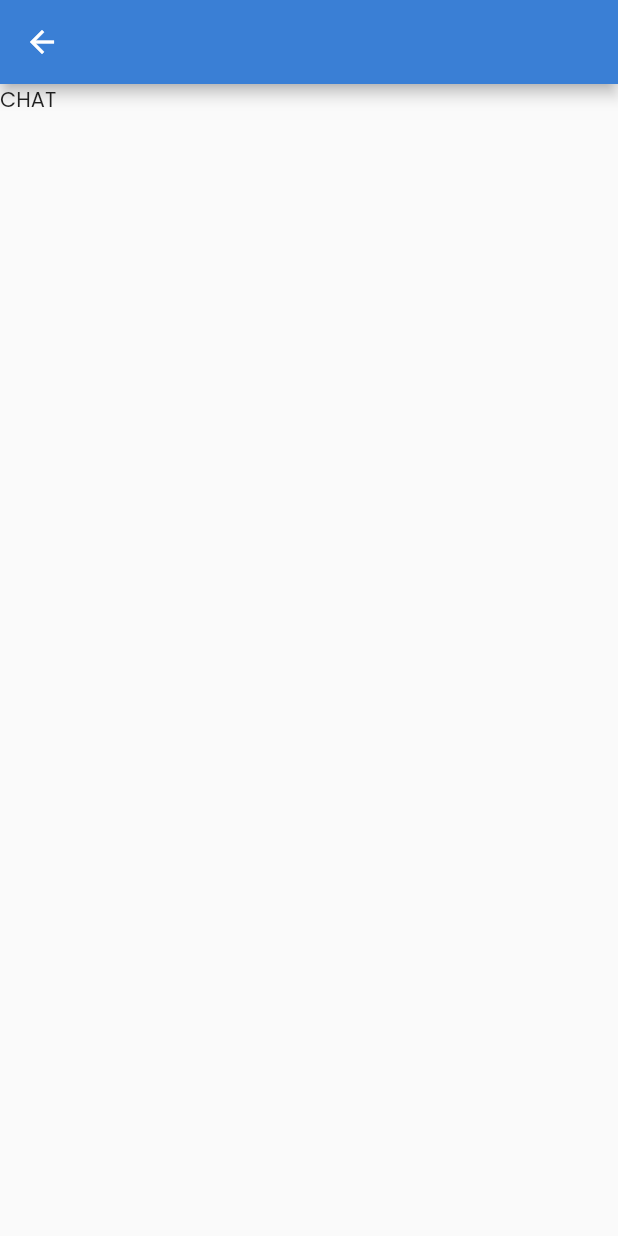
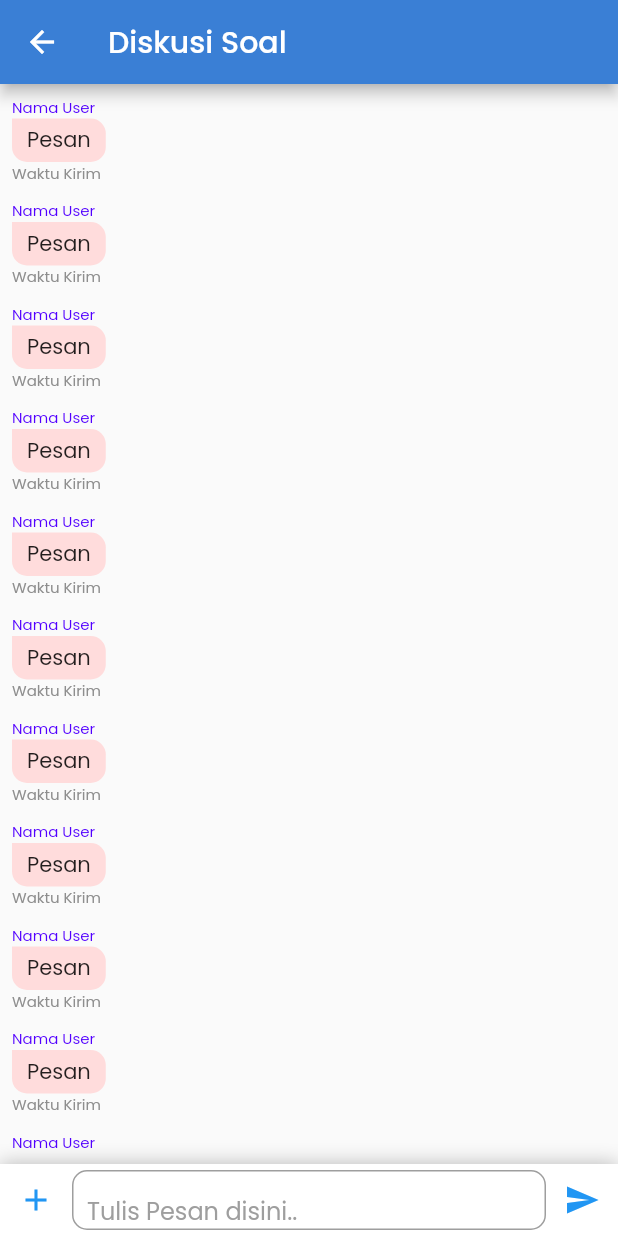
Before and after one commit to kimebmen/latihansoal, a Flutter app: the ChatPage screen opened directly, on a phone screen of 412 x 824 dp. Run offline on Flutter 3.47's test engine with Material 2 defaults, Android fonts, the phone set to English and light mode, and no system bars; our stand-ins replace cloud_firestore, firebase_auth, firebase_core, google_fonts, google_sign_in; accounts and stored records are empty.

Commit message:
sendDataToFirestore

```diff
--- a/lib/view/main/discussion/chat_page.dart
+++ b/lib/view/main/discussion/chat_page.dart
@@ -1,19 +1,149 @@
+import 'package:cloud_firestore/cloud_firestore.dart';
+import 'package:firebase_auth/firebase_auth.dart';
 import 'package:flutter/material.dart';
+import 'package:test1/constant/r.dart';
 
 class ChatPage extends StatefulWidget {
-  const ChatPage({ Key? key }) : super(key: key);
+  const ChatPage({Key? key}) : super(key: key);
 
   @override
   State<ChatPage> createState() => _ChatPageState();
 }
 
 class _ChatPageState extends State<ChatPage> {
+  final textControler = TextEditingController();
   @override
   Widget build(BuildContext context) {
+    CollectionReference chat = FirebaseFirestore.instance.collection("room").doc("kimia").collection("chat");
     return Scaffold(
-      appBar: AppBar(),
+      appBar: AppBar(
+        title: Text("Diskusi Soal"),
+      ),
       body: Column(
-        children: [Text("CHAT")],
+        children: [
+          Expanded(
+            child: Padding(
+              padding: const EdgeInsets.all(8.0),
+              child: ListView.builder(
+                itemBuilder: (BuildContext context, int index) {
+                  return Container(
+                    margin: EdgeInsets.only(bottom: 10),
+                    width: MediaQuery.of(context).size.width * 0.8,
+                    child: Column(
+                      crossAxisAlignment: CrossAxisAlignment.start,
+                      children: [
+                        Text(
+                          "Nama User",
+                          style: TextStyle(
+                            fontSize: 10,
+                            color: Color(0xff5200ff),
+                          ),
+                        ),
+                        Container(
+                          padding:
+                              EdgeInsets.symmetric(horizontal: 10, vertical: 4),
+                          decoration: BoxDecoration(
+                            color: Color(0xffffdcdc),
+                            borderRadius: BorderRadius.only(
+                              bottomLeft: Radius.circular(10),
+                              bottomRight: Radius.circular(10),
+                              topRight: Radius.circular(10),
+                            ),
+                          ),
+                          child: Text("Pesan"),
+                        ),
+                        Text(
+                          "Waktu Kirim",
+                          style: TextStyle(
+                            fontSize: 10,
+                            color: R.colors.greySubtitleHome,
+                          ),
+                        ),
+                      ],
+                    ),
+                  );
+                },
+              ),
+            ),
+          ),
+          SafeArea(
+            child: Container(
+              decoration: BoxDecoration(color: Colors.white, boxShadow: [
+                BoxShadow(
+                  offset: Offset(0, -1),
+                  blurRadius: 10,
+                  color: Colors.black.withOpacity(0.25),
+                ),
+              ]),
+              child: Row(
+                children: [
+                  IconButton(
+                    onPressed: () {},
+                    icon: Icon(
+                      Icons.add,
+                      color: Colors.blue,
+                    ),
+                  ),
+                  Expanded(
+                    child: Container(
+                      padding: EdgeInsets.symmetric(vertical: 4),
+                      child: Row(
+                        children: [
+                          Expanded(
+                            child: Container(
+                              height: 40,
+                              child: TextField(
+                                controller: textControler,
+                                decoration: InputDecoration(
+                                  suffix: IconButton(
+                                    onPressed: () {},
+                                    icon: Icon(
+                                      Icons.camera_alt,
+                                      color: Colors.blue,
+                                    ),
+                                  ),
+                                  contentPadding: EdgeInsets.only(left: 10,),
+                                  border: OutlineInputBorder(
+                                      borderRadius: BorderRadius.circular(10)),
+                                  hintText: "Tulis Pesan disini..",
+                                  hintStyle: TextStyle(
+                                    color: Colors.grey,
+                                  ),
+                                ),
+                              ),
+                            ),
+                          ),
+                        ],
+                      ),
+                    ),
+                  ),
+                  IconButton(
+                    onPressed: () {
+                      if(textControler.text.isEmpty){
+                        return;
+                      }
+                      print(textControler.text);
+                      final user = FirebaseAuth.instance.currentUser!;
+                      final chatContent = {
+                        "nama": user.displayName,
+                        "uid": user.uid,
+                        "content": textControler.text,
+                        "email": user.email,
+                        "photo": user.photoURL,
+                        "time": FieldValue.serverTimestamp(),
+                      };
+                      chat.add(chatContent);
+                    },
+                    icon: Icon(
+                      Icons.send,
+                      color: Colors.blue,
+                    ),
+                  ),
+                ],
+              ),
+            ),
+          ),
+        ],
       ),
     );
   }
```
Also changed, not shown: pubspec.yaml (+8 -0 lines), pubspec.lock.
